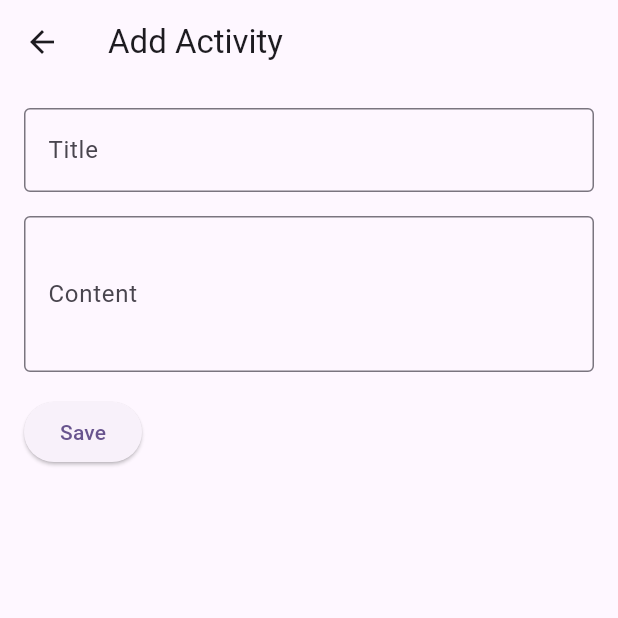
After one commit to vegaronel/flutter-try, a Flutter app: the screen it shows after launch, after a tap on the "add" icon, on a phone screen of 412 x 824 dp, the top half of it. The commit adds this screen. Run offline on Flutter 3.47's test engine with Material 3 defaults, Android fonts, the phone set to English and light mode, and no system bars.

Commit message:
To Do app

```diff
--- /dev/null
+++ b/lib/AddActivityPage.dart
@@ -0,0 +1,58 @@
+import 'package:flutter/material.dart';
+
+class AddActivityPage extends StatefulWidget {
+  @override
+  _AddActivityPageState createState() => _AddActivityPageState();
+}
+
+class _AddActivityPageState extends State<AddActivityPage> {
+  TextEditingController _titleController = TextEditingController();
+  TextEditingController _contentController = TextEditingController();
+
+  void _saveActivity() {
+    // Implement save logic here, e.g., save to a list or database
+    String title = _titleController.text;
+    String content = _contentController.text;
+
+    // Example: Saving to a list (you can replace with your own logic)
+    Navigator.pop(context, {'title': title, 'content': content});
+  }
+
+  @override
+  Widget build(BuildContext context) {
+    return Scaffold(
+      appBar: AppBar(
+        title: Text('Add Activity'),
+      ),
+      body: Padding(
+        padding: EdgeInsets.all(16.0),
+        child: Column(
+          crossAxisAlignment: CrossAxisAlignment.start,
+          children: [
+            TextField(
+              controller: _titleController,
+              decoration: InputDecoration(
+                labelText: 'Title',
+                border: OutlineInputBorder(),
+              ),
+            ),
+            SizedBox(height: 16.0),
+            TextField(
+              controller: _contentController,
+              maxLines: 3,
+              decoration: InputDecoration(
+                labelText: 'Content',
+                border: OutlineInputBorder(),
+              ),
+            ),
+            SizedBox(height: 16.0),
+            ElevatedButton(
+              onPressed: _saveActivity,
+              child: Text('Save'),
+            ),
+          ],
+        ),
+      ),
+    );
+  }
+}
--- a/lib/home.dart
+++ b/lib/home.dart
@@ -1,8 +1,5 @@
-// ignore_for_file: avoid_print
-
-import 'package:flutter/cupertino.dart';
 import 'package:flutter/material.dart';
-import 'package:flutter/widgets.dart';
+import 'package:sample/AddActivityPage.dart';
 
 class MyHomePage extends StatefulWidget {
   @override
@@ -10,32 +7,63 @@ class MyHomePage extends StatefulWidget {
 }
 
 class _MyHomePageState extends State<MyHomePage> {
+  List<Map<String, String>> activities = [];
+
+  void _navigateToAddActivityPage() async {
+    final result = await Navigator.push(
+      context,
+      MaterialPageRoute(builder: (context) => AddActivityPage()),
+    );
+
+    if (result != null) {
+      setState(() {
+        activities
+            .add({'title': result['title']!, 'content': result['content']!});
+      });
+    }
+  }
+
+  void _deleteActivity(int index) {
+    setState(() {
+      activities.removeAt(index);
+    });
+  }
+
   @override
   Widget build(BuildContext context) {
     return Scaffold(
       appBar: AppBar(
+        leading: Image.asset("public/images/how.png"),
         title: const Text(
-          "Hello Flutter",
-          style: TextStyle(fontSize: 20, color: Colors.white),
+          "Flutter To-do",
+          style: TextStyle(
+              color: Colors.black, fontWeight: FontWeight.bold, fontSize: 20.0),
         ),
-        backgroundColor: Colors.amberAccent,
+        centerTitle: true,
       ),
-      body: Center(
-        child: Column(
-          mainAxisAlignment: MainAxisAlignment.center,
-          children: [
-           const Text("Cat"),
-           const Text("Dog"),
-           const Text("Bird"),
-            Container(
-              color: Colors.amber,
-              child: TextButton(onPressed: () => {
-                print("Hello Flutter"),
-              }, child: Text("Click here", style: TextStyle(color: Colors.black),),),
-              )
-            ],
-
-        ),
+      body: ListView.builder(
+        itemCount: activities.length,
+        itemBuilder: (context, index) {
+          return ListTile(
+            title: Text(activities[index]['title']!),
+            subtitle: Text(activities[index]['content']!),
+            trailing: TextButton(
+              onPressed: () {
+                _deleteActivity(index);
+              },
+              child: Text('Delete',
+                  style: TextStyle(
+                      color: Colors.red,
+                      fontWeight: FontWeight.bold,
+                      fontSize: 20)),
+            ),
+          );
+        },
+      ),
+      floatingActionButton: FloatingActionButton(
+        onPressed: _navigateToAddActivityPage,
+        tooltip: 'Add Activity',
+        child: Icon(Icons.add),
       ),
     );
   }
--- a/pubspec.yaml
+++ b/pubspec.yaml
@@ -52,7 +52,8 @@ dev_dependencies:
 
 # The following section is specific to Flutter packages.
 flutter:
-
+  assets:
+    - public/images/how.png
   # The following line ensures that the Material Icons font is
   # included with your application, so that you can use the icons in
   # the material Icons class.
```
Also changed, not shown: lib/constant.dart (added, +7 -0 lines), flutter_01.png (added), public/images/how.png (added), public/images/map.svg (added).
